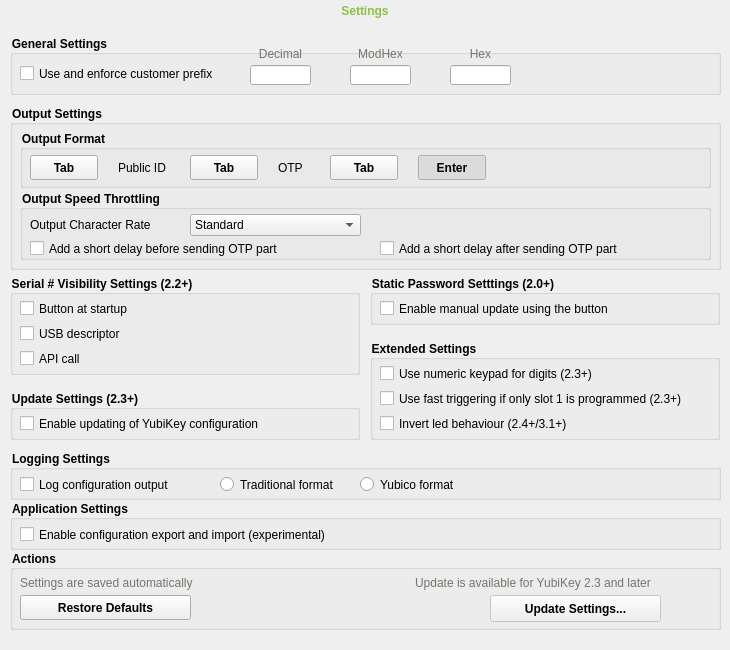
Before: the Qt Designer form src/ui/settingpage.ui in Yubico/yubikey-personalization-gui, drawn with Qt 5.
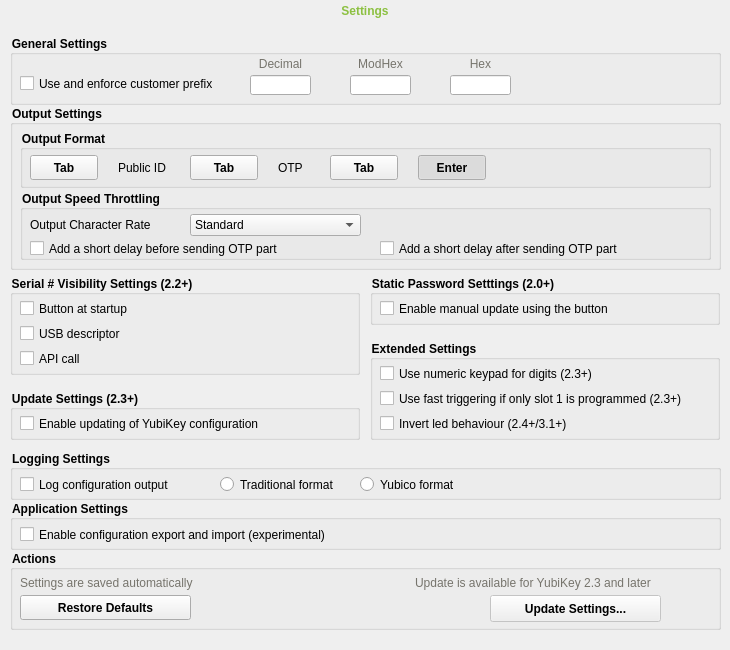
After: the same form once the commit is applied. Icons and pictures are not drawn.

Commit message: move box around to fix ui issues

```diff
--- a/src/ui/settingpage.ui
+++ b/src/ui/settingpage.ui
@@ -79,7 +79,7 @@
       <x>10</x>
       <y>35</y>
       <width>711</width>
-      <height>60</height>
+      <height>70</height>
      </rect>
     </property>
     <property name="styleSheet">
@@ -93,7 +93,7 @@
      <property name="geometry">
       <rect>
        <x>10</x>
-       <y>30</y>
+       <y>40</y>
        <width>231</width>
        <height>17</height>
       </rect>
@@ -112,7 +112,7 @@
      <property name="geometry">
       <rect>
        <x>240</x>
-       <y>30</y>
+       <y>40</y>
        <width>61</width>
        <height>20</height>
       </rect>
@@ -134,7 +134,7 @@
      <property name="geometry">
       <rect>
        <x>240</x>
-       <y>10</y>
+       <y>20</y>
        <width>61</width>
        <height>18</height>
       </rect>
@@ -154,7 +154,7 @@
      <property name="geometry">
       <rect>
        <x>340</x>
-       <y>10</y>
+       <y>20</y>
        <width>61</width>
        <height>18</height>
       </rect>
@@ -177,7 +177,7 @@
      <property name="geometry">
       <rect>
        <x>340</x>
-       <y>30</y>
+       <y>40</y>
        <width>61</width>
        <height>20</height>
       </rect>
@@ -202,7 +202,7 @@
      <property name="geometry">
       <rect>
        <x>440</x>
-       <y>10</y>
+       <y>20</y>
        <width>61</width>
        <height>18</height>
       </rect>
@@ -225,7 +225,7 @@
      <property name="geometry">
       <rect>
        <x>440</x>
-       <y>30</y>
+       <y>40</y>
        <width>61</width>
        <height>20</height>
       </rect>
```
